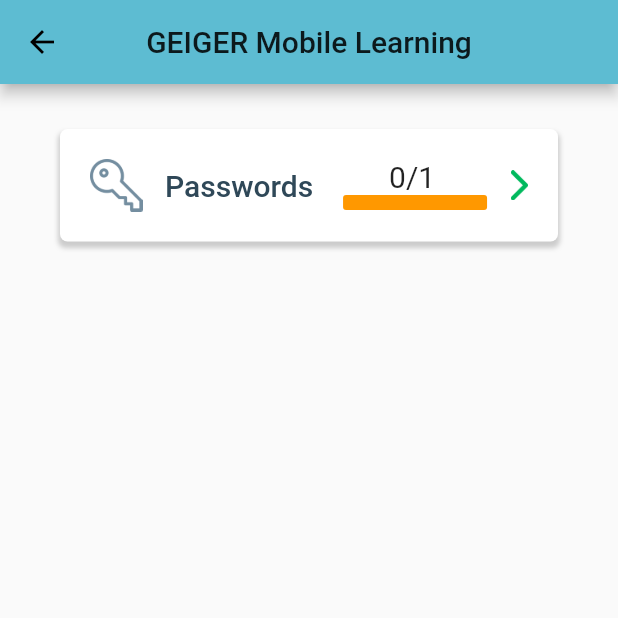
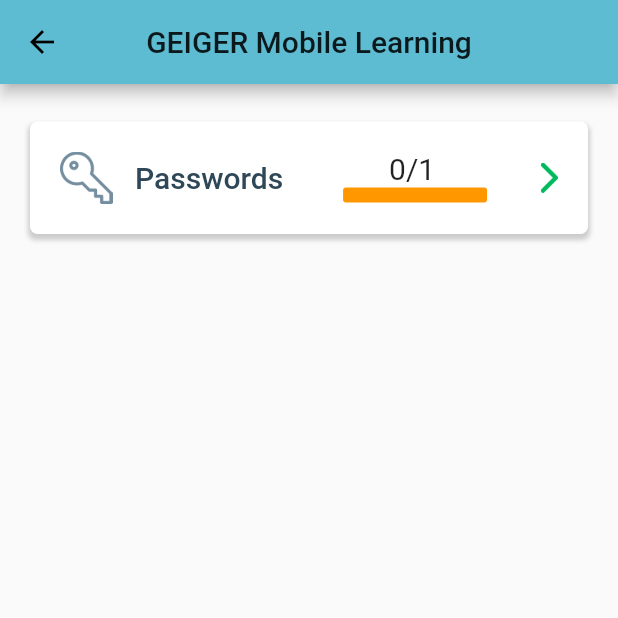
Before and after one commit to tl94/geiger_edu, a Flutter app: the screen it shows after launch, after a tap on "Select Lesson", on a phone screen of 412 x 824 dp, the top half of it. Run offline on Flutter 3.47's test engine with Material 2 defaults, Android fonts, the phone set to English and light mode, and no system bars; our stand-ins replace flutter_html, flutter_svg, hive, hive_flutter, page_view_indicators, string_validator; missing offline and left inert: flutter_inappwebview, hive_listener; accounts and stored records are empty; Roboto replaces fonts that are missing (Fontin).

Commit message:
minor styling changes

```diff
--- a/lib/screens/home_screen.dart
+++ b/lib/screens/home_screen.dart
@@ -24,15 +24,17 @@ class HomeScreen extends StatelessWidget {
         backgroundColor: bckColor,
       ),
       body: Container(
-          child: new SingleChildScrollView(
-              child:new Column(
+          child: SingleChildScrollView(
+            child:Container(
+                margin: EdgeInsets.fromLTRB(0, 15, 0, 15),
+                child: Column(
                     mainAxisAlignment: MainAxisAlignment.start,
                     crossAxisAlignment: CrossAxisAlignment.stretch,
                     children: <Widget>[
                       Stack(children: [
-                      Align(alignment: Alignment.center,child: Indicator()),
+                        Align(alignment: Alignment.center,child: Indicator(height: 120)),
                         Container(
-                          margin: EdgeInsets.fromLTRB(0, 130, 0, 0),
+                            margin: EdgeInsets.fromLTRB(0, 120, 0, 0),
                             child: Column(
                                 mainAxisAlignment: MainAxisAlignment.center,
                                 crossAxisAlignment: CrossAxisAlignment.stretch,
@@ -71,9 +73,7 @@ class HomeScreen extends StatelessWidget {
                       ],),
                     ])
             )
-
-
-
+          )
       ),
       );
   }
--- a/lib/screens/lesson_selection_screen.dart
+++ b/lib/screens/lesson_selection_screen.dart
@@ -41,10 +41,7 @@ class LessonSelectionScreen extends StatelessWidget {
             Flexible(
                 child: Row(children: [
                   Container(
-                    width: MediaQuery
-                        .of(context)
-                        .size
-                        .width-40,
+                    width: MediaQuery.of(context).size.width-40,
                     height: MediaQuery.of(context).size.height,
                     child: ListView.builder(
                         scrollDirection: Axis.vertical,
--- a/lib/screens/selection_screen.dart
+++ b/lib/screens/selection_screen.dart
@@ -60,7 +60,7 @@ class SelectionScreen extends StatelessWidget {
         backgroundColor: bckColor,
       ),
       body: Container(
-        margin: EdgeInsets.fromLTRB(20, 20, 20, 20),
+        margin: EdgeInsets.fromLTRB(0, 15, 0, 15),
         child: Column(
           mainAxisAlignment: MainAxisAlignment.start,
           crossAxisAlignment: CrossAxisAlignment.stretch,
@@ -68,7 +68,7 @@ class SelectionScreen extends StatelessWidget {
             Flexible(
                 child: Row(children: [
               Container(
-                width: MediaQuery.of(context).size.width - 40,
+                width: MediaQuery.of(context).size.width,
                 child: ListView.builder(
                     scrollDirection: Axis.vertical,
                     shrinkWrap: true,
--- a/lib/widgets/Indicator.dart
+++ b/lib/widgets/Indicator.dart
@@ -3,7 +3,9 @@ import 'package:geiger_edu/globals.dart' as globals;
 
 class Indicator extends StatefulWidget {
 
-  Indicator() : super();
+  final double height;
+
+  Indicator({required this.height}) : super();
 
   _IndicatorState createState() => _IndicatorState();
 }
@@ -37,7 +39,7 @@ class _IndicatorState extends State<Indicator> {
     return Column(children: [
         Text("Your Progress", style: TextStyle(fontSize: 20, color: globals.txtColor)),
         SizedBox(height: 10),
-        Container(height: 150, child: Stack(alignment: Alignment.center,children: [
+        Container(width: widget.height, child: Stack(alignment: Alignment.center,children: [
           Align(alignment: Alignment(0,-.4),child: Text((percentage*100).toStringAsFixed(0)+"%", style: TextStyle(fontSize: 20, color: globals.txtColor))),
           new RotationTransition(
             turns: new AlwaysStoppedAnimation(percentage*0.49), //0.49 is the value for the indicator to reach the other side
```
Lines whose indentation alone changed are shown as unchanged.
